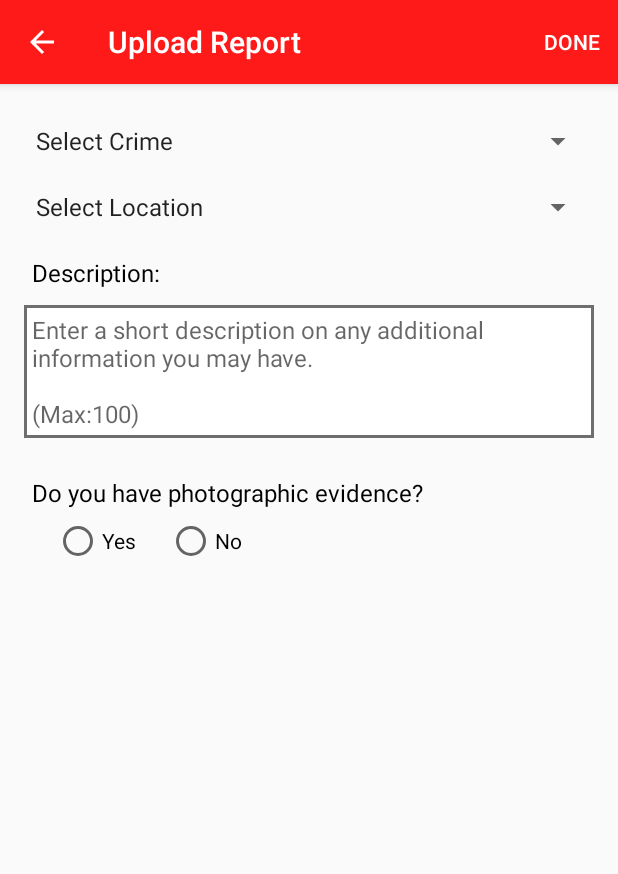
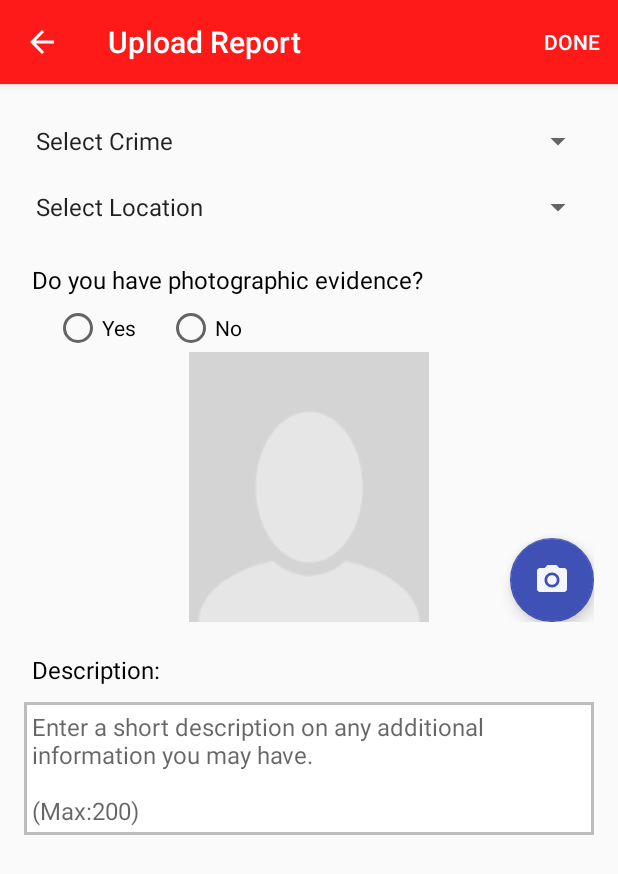
Before and after one commit to megan16/UserFrontend-project, an Android app: the UploadCrime screen opened directly, with no data from a screen before it, on a phone screen of 412 x 824 dp. Shown: the top 874 px of the screen. Run offline under Robolectric (Android 15) with nearby library versions, the phone set to English and light mode, and no system bars.

Commit message:
upload with dialog

```diff
--- a/UWICommunity/app/build.gradle
+++ b/UWICommunity/app/build.gradle
@@ -3,7 +3,6 @@ apply plugin: 'com.android.application'
 android {
     compileSdkVersion 23
     buildToolsVersion "23.0.2"
-
     defaultConfig {
         applicationId "com.example.megan.uwicommunity"
         minSdkVersion 15
@@ -23,6 +22,8 @@ android {
             res.srcDirs = ['src/main/res', 'src/main/res/layout/content']
         }
     }
+    productFlavors {
+    }
 }
 
 
--- a/UWICommunity/app/src/main/AndroidManifest.xml
+++ b/UWICommunity/app/src/main/AndroidManifest.xml
@@ -4,6 +4,10 @@
 
     <!-- my permissions -->
     <uses-permission android:name="android.permission.CALL_PHONE" />
+    <uses-permission android:name="android.permission.CAMERA"/>
+    <uses-feature android:name="android.hardware.camera"/>
+    <uses-permission android:name="android.permission.WRITE_EXTERNAL_STORAGE"/>
+
 
     <!-- end of my permissions -->
     <application
@@ -51,7 +55,7 @@
 
         <activity
             android:name=".UploadCrime"
-            android:theme="@style/SafetyTheme"/>
+            android:windowSoftInputMode="stateHidden"/>
     </application>
 
 </manifest>
--- a/UWICommunity/app/src/main/java/com/example/megan/uwicommunity/WalkBData.java
+++ b/UWICommunity/app/src/main/java/com/example/megan/uwicommunity/WalkBData.java
@@ -30,7 +30,7 @@ public class WalkBData extends AppCompatActivity {
         submit= (Button) findViewById(R.id.submit);
 
         addItemsToSpinners();
-        setUpSpinnerListners();
+        setUpSpinnerListeners();
         onSubmit();
 
         getSupportActionBar().setTitle("Walk Buddy");
@@ -79,7 +79,7 @@ public class WalkBData extends AppCompatActivity {
 
     }
 
-    public void setUpSpinnerListners(){
+    public void setUpSpinnerListeners(){
         meetUpList.setOnItemSelectedListener(new CustomItemSelectedListner());
 
     }
--- /dev/null
+++ b/UWICommunity/app/src/main/res/drawable/ic_camera.xml
@@ -0,0 +1,6 @@
+<vector android:alpha="0.95" android:height="24dp"
+    android:viewportHeight="24.0" android:viewportWidth="24.0"
+    android:width="24dp" xmlns:android="http://schemas.android.com/apk/res/android">
+    <path android:fillColor="#FFFFFF" android:pathData="M12,12m-3.2,0a3.2,3.2 0,1 1,6.4 0a3.2,3.2 0,1 1,-6.4 0"/>
+    <path android:fillColor="#FFFFFF" android:pathData="M9,2L7.17,4H4c-1.1,0 -2,0.9 -2,2v12c0,1.1 0.9,2 2,2h16c1.1,0 2,-0.9 2,-2V6c0,-1.1 -0.9,-2 -2,-2h-3.17L15,2H9zm3,15c-2.76,0 -5,-2.24 -5,-5s2.24,-5 5,-5 5,2.24 5,5 -2.24,5 -5,5z"/>
+</vector>
--- a/UWICommunity/app/src/main/res/drawable/text_border.xml
+++ b/UWICommunity/app/src/main/res/drawable/text_border.xml
@@ -1,7 +1,7 @@
 <?xml version="1.0" encoding="utf-8"?>
 <shape xmlns:android="http://schemas.android.com/apk/res/android">
     <solid android:color="@color/white"/>
-    <stroke android:width="2dp" android:color="@color/dark_gray"/>
+    <stroke android:width="2dp" android:color="@color/light_gray"/>
     <padding android:left="2dp" android:right="2dp" android:top="2dp" android:bottom="2dp"/>
 
 </shape>
--- a/UWICommunity/app/src/main/res/layout/activity_upload_crime.xml
+++ b/UWICommunity/app/src/main/res/layout/activity_upload_crime.xml
@@ -3,7 +3,6 @@
     xmlns:tools="http://schemas.android.com/tools"
     android:layout_width="match_parent"
     android:layout_height="match_parent"
-    xmlns:TODO="http://schemas.android.com/apk/res-auto"
     android:paddingBottom="@dimen/activity_vertical_margin"
     android:paddingLeft="@dimen/activity_horizontal_margin"
     android:paddingRight="@dimen/activity_horizontal_margin"
@@ -12,13 +11,6 @@
     android:orientation="vertical"
     android:id="@+id/content">
 
-
-    <Spinner
-        android:layout_width="match_parent"
-        android:layout_height="wrap_content"
-        android:id="@+id/crimeCategory"
-        android:layout_marginTop="10dp"
-        android:layout_marginBottom="10dp"/>
 
     <ScrollView
         android:layout_width="match_parent"
@@ -33,41 +25,18 @@
             <Spinner
                 android:layout_width="match_parent"
                 android:layout_height="wrap_content"
+                android:id="@+id/crimeCategory"
+                android:layout_marginTop="10dp"
+                android:layout_marginBottom="10dp"/>
+
+            <Spinner
+                android:layout_width="match_parent"
+                android:layout_height="wrap_content"
                 android:id="@+id/crimeLoc"
                 android:layout_marginTop="10dp"
                 android:layout_marginBottom="10dp"/>
 
-            <TextView
-                android:layout_width="match_parent"
-                android:layout_height="wrap_content"
-                android:textColor="@color/black"
-                android:textSize="16sp"
-                android:text="Description:"
-                android:padding="5dp"
-                android:layout_marginTop="5dp"/>
-            <EditText
-                android:layout_width="match_parent"
-                android:layout_height="wrap_content"
-                android:hint="@string/cDescript"
-                android:layout_marginTop="5dp"
-                android:padding="5dp"
-                android:textSize="16sp"
-                android:inputType="textMultiLine"
-                android:ems="10"
-                android:id="@+id/description"
-                android:background="@drawable/text_border"
-                android:layout_marginBottom="10dp"
-                android:maxLength="100"
-                android:paddingLeft="10dp"
-                android:paddingBottom="10dp"
-                android:paddingEnd="5dp"
-                android:paddingRight="10dp"
-                android:gravity="top"
-                />
-
-
-
-<!-- Piture Upload section -->
+            <!-- Picture Upload section -->
             <TextView
                 android:layout_width="match_parent"
                 android:layout_height="wrap_content"
@@ -97,17 +66,58 @@
                     android:layout_marginStart="20dp"/>
             </RadioGroup>
 
+        <RelativeLayout
+            android:layout_width="match_parent"
+            android:layout_height="wrap_content">
             <ImageView
-                android:layout_width="match_parent"
+                android:layout_width="wrap_content"
                 android:layout_height="180dp"
-                android:background="@drawable/user1"
-                android:layout_marginTop="16dp"
-                android:layout_gravity="center"
-                android:visibility="invisible"
-                android:id="@+id/picture"/>
+                android:gravity="center"
+                android:id="@+id/picture"
+                android:scaleType="fitXY"
+                android:layout_centerHorizontal="true"
+                />
 
             <!--TODO:fix picture-->
+            <android.support.design.widget.FloatingActionButton
+                android:id="@+id/uploadPicButton"
+                android:layout_width="wrap_content"
+                android:layout_height="wrap_content"
+                android:gravity="bottom"
+                android:src="@drawable/ic_camera"
+                android:layout_alignParentBottom="true"
+                android:layout_alignParentRight="true"
+                android:layout_alignParentEnd="true" />
 
+        </RelativeLayout>
+
+            <!--Description section-->
+            <TextView
+                android:layout_width="match_parent"
+                android:layout_height="wrap_content"
+                android:textColor="@color/black"
+                android:textSize="16sp"
+                android:text="Description:"
+                android:padding="5dp"
+                android:layout_marginTop="15dp"/>
+            <EditText
+                android:layout_width="match_parent"
+                android:layout_height="wrap_content"
+                android:hint="@string/cDescript"
+                android:layout_marginTop="5dp"
+                android:padding="5dp"
+                android:textSize="16sp"
+                android:inputType="textMultiLine"
+                android:ems="10"
+                android:id="@+id/description"
+                android:background="@drawable/text_border"
+                android:layout_marginBottom="10dp"
+                android:maxLength="500"
+                android:paddingLeft="10dp"
+                android:paddingBottom="10dp"
+                android:paddingEnd="5dp"
+                android:paddingRight="10dp"
+                android:gravity="top" />
 
 
         </LinearLayout>
--- a/UWICommunity/app/src/main/res/values/strings.xml
+++ b/UWICommunity/app/src/main/res/values/strings.xml
@@ -38,5 +38,5 @@
     <string name="done">Done</string>
     <string name="verifySubmit">Are you sure you want to submit?</string>
     <string name="uploadPicQuest">Do you have photographic evidence?</string>
-    <string name="cDescript">Enter a short description on any additional information you may have.\n\n(Max:100)</string>
+    <string name="cDescript">Enter a short description on any additional information you may have.\n\n(Max:200)</string>
 </resources>
```
Also changed, not shown: UWICommunity/app/src/main/java/com/example/megan/uwicommunity/UploadCrime.java (+223 -5 lines), UWICommunity/app/src/main/res/drawable/ic_gallery.xml (added, +9 -0 lines), UWICommunity/app/src/main/res/drawable/ic_photo_cam.xml (added, +12 -0 lines), UWICommunity/app/src/main/res/layout/content_safety.xml (+10 -4 lines), UWICommunity/app/src/main/res/layout/upload_design.xml (added, +57 -0 lines), UWICommunity/app/src/main/res/drawable/images.jpg (added), UWICommunity/app/src/main/res/drawable/lib.jpg (added), UWICommunity/app/src/main/res/drawable/lib2.jpg (added).
